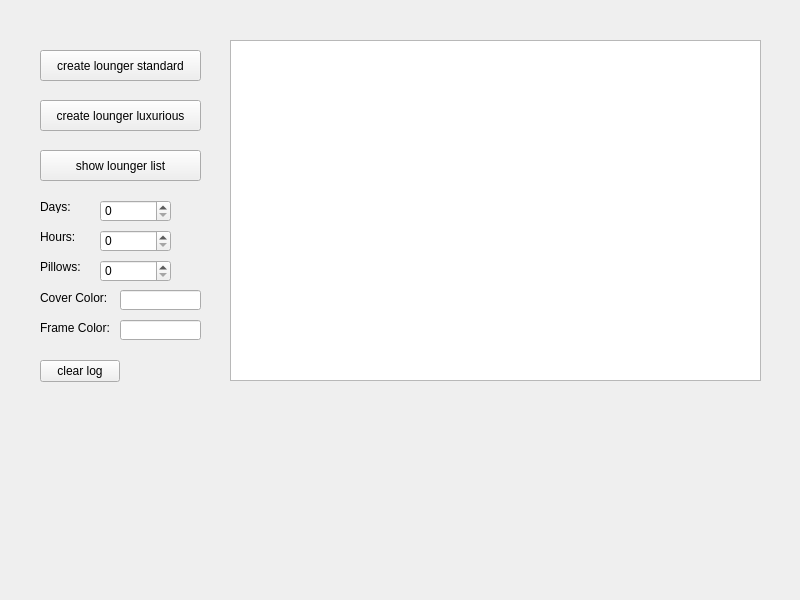
Before: the Qt Designer form GUI/English/BathingLakeExtentions/viewwidget.ui in Yeah-Jack/cpp-projects, drawn with Qt 5.
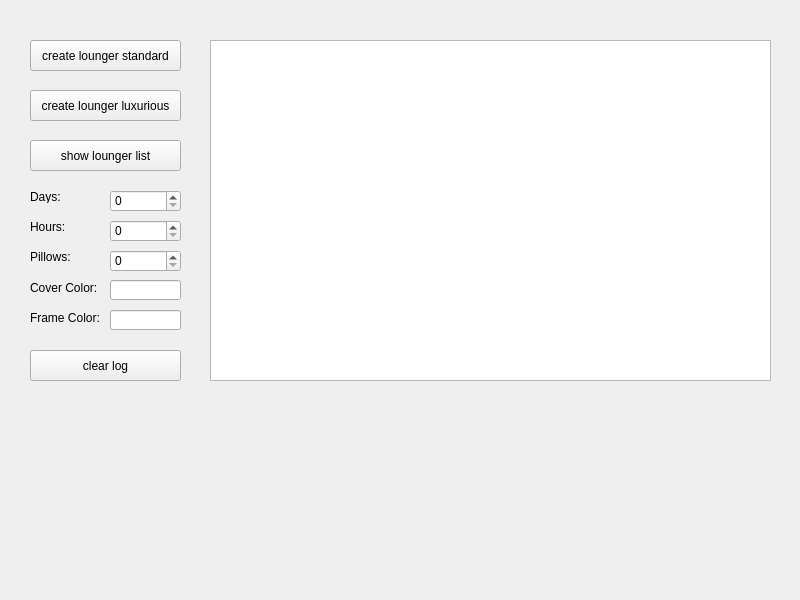
After: the same form once the commit is applied.

Commit message: feat: update UI elements and connect to new luxurious lounger creation methods

Patch:
```diff
--- a/GUI/English/BathingLakeExtentions/viewwidget.ui
+++ b/GUI/English/BathingLakeExtentions/viewwidget.ui
@@ -16,9 +16,9 @@
   <widget class="QPushButton" name="btnCreateOneLouncherStandard">
    <property name="geometry">
     <rect>
-     <x>40</x>
-     <y>50</y>
-     <width>161</width>
+     <x>30</x>
+     <y>40</y>
+     <width>151</width>
      <height>31</height>
     </rect>
    </property>
@@ -29,9 +29,9 @@
   <widget class="QPlainTextEdit" name="edtListLoungers">
    <property name="geometry">
     <rect>
-     <x>230</x>
+     <x>210</x>
      <y>40</y>
-     <width>531</width>
+     <width>561</width>
      <height>341</height>
     </rect>
    </property>
@@ -39,9 +39,9 @@
   <widget class="QPushButton" name="btnShowListLoungers">
    <property name="geometry">
     <rect>
-     <x>40</x>
-     <y>150</y>
-     <width>161</width>
+     <x>30</x>
+     <y>140</y>
+     <width>151</width>
      <height>31</height>
     </rect>
    </property>
@@ -52,10 +52,10 @@
   <widget class="QPushButton" name="btnClearLog">
    <property name="geometry">
     <rect>
-     <x>40</x>
-     <y>360</y>
-     <width>80</width>
-     <height>22</height>
+     <x>30</x>
+     <y>350</y>
+     <width>151</width>
+     <height>31</height>
     </rect>
    </property>
    <property name="text">
@@ -65,9 +65,9 @@
   <widget class="QPushButton" name="btnCreateOneLouncherLuxurious">
    <property name="geometry">
     <rect>
-     <x>40</x>
-     <y>100</y>
-     <width>161</width>
+     <x>30</x>
+     <y>90</y>
+     <width>151</width>
      <height>31</height>
     </rect>
    </property>
@@ -78,8 +78,8 @@
   <widget class="QLabel" name="labelDays">
    <property name="geometry">
     <rect>
-     <x>40</x>
-     <y>200</y>
+     <x>30</x>
+     <y>190</y>
      <width>47</width>
      <height>13</height>
     </rect>
@@ -91,8 +91,8 @@
   <widget class="QSpinBox" name="sbDays">
    <property name="geometry">
     <rect>
-     <x>100</x>
-     <y>200</y>
+     <x>110</x>
+     <y>190</y>
      <width>71</width>
      <height>22</height>
     </rect>
@@ -101,8 +101,8 @@
   <widget class="QLabel" name="labelHours">
    <property name="geometry">
     <rect>
-     <x>40</x>
-     <y>230</y>
+     <x>30</x>
+     <y>220</y>
      <width>47</width>
      <height>13</height>
     </rect>
@@ -114,8 +114,8 @@
   <widget class="QSpinBox" name="sbHours">
    <property name="geometry">
     <rect>
-     <x>100</x>
-     <y>230</y>
+     <x>110</x>
+     <y>220</y>
      <width>71</width>
      <height>22</height>
     </rect>
@@ -124,8 +124,8 @@
   <widget class="QLabel" name="labelPillows">
    <property name="geometry">
     <rect>
-     <x>40</x>
-     <y>260</y>
+     <x>30</x>
+     <y>250</y>
      <width>47</width>
      <height>13</height>
     </rect>
@@ -137,8 +137,8 @@
   <widget class="QSpinBox" name="sbPillows">
    <property name="geometry">
     <rect>
-     <x>100</x>
-     <y>260</y>
+     <x>110</x>
+     <y>250</y>
      <width>71</width>
      <height>22</height>
     </rect>
@@ -147,8 +147,8 @@
   <widget class="QLabel" name="labelCoverColor">
    <property name="geometry">
     <rect>
-     <x>40</x>
-     <y>290</y>
+     <x>30</x>
+     <y>280</y>
      <width>71</width>
      <height>16</height>
     </rect>
@@ -160,9 +160,9 @@
   <widget class="QLineEdit" name="leCoverColor">
    <property name="geometry">
     <rect>
-     <x>120</x>
-     <y>290</y>
-     <width>81</width>
+     <x>110</x>
+     <y>280</y>
+     <width>71</width>
      <height>20</height>
     </rect>
    </property>
@@ -170,8 +170,8 @@
   <widget class="QLabel" name="labelFrameColor">
    <property name="geometry">
     <rect>
-     <x>40</x>
-     <y>320</y>
+     <x>30</x>
+     <y>310</y>
      <width>71</width>
      <height>16</height>
     </rect>
@@ -183,9 +183,9 @@
   <widget class="QLineEdit" name="leFrameColor">
    <property name="geometry">
     <rect>
-     <x>120</x>
-     <y>320</y>
-     <width>81</width>
+     <x>110</x>
+     <y>310</y>
+     <width>71</width>
      <height>20</height>
     </rect>
    </property>
```
Left out of the diff: 10 changed lines with no effect on the pictures. The commit also changes 1 other file.
